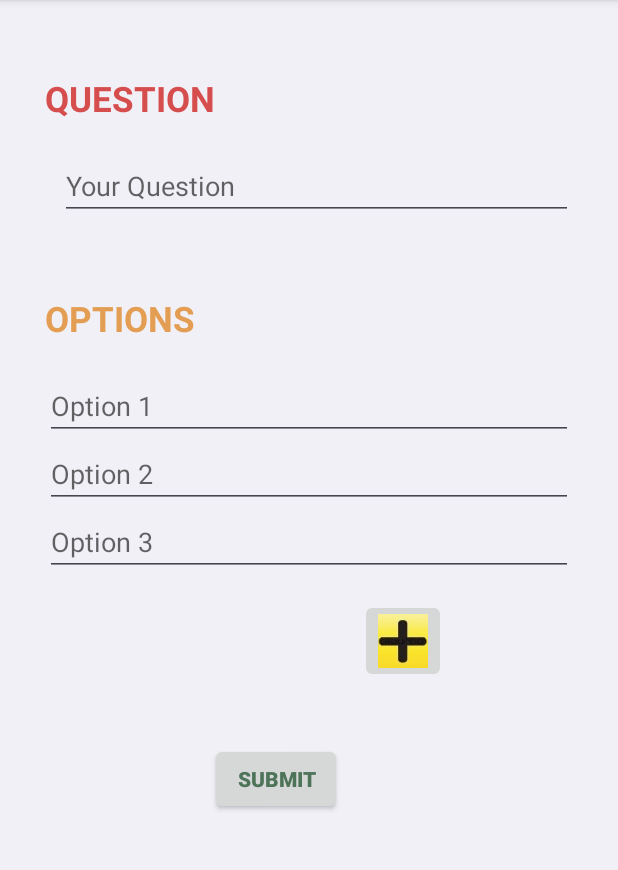
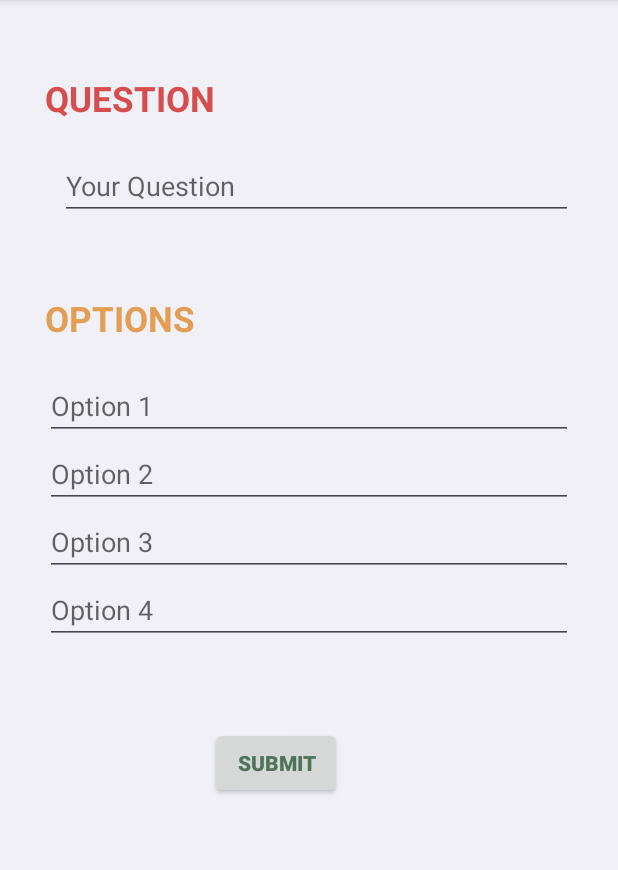
Before and after one commit to SameerKumarPrasad/DHCSProject, an Android app: the fragment Poll_mess shown on its own in the app's theme, after a tap on "SUBMIT", on a phone screen of 412 x 824 dp, the part 84-954 px from its top. Run offline under Robolectric (Android 15) with nearby library versions, the phone set to English and light mode, and no system bars; libraries missing offline, so code that uses them is left out: com.squareup.okhttp; 4 statements that could not run were skipped; 1 other tap on this screen came first.

Commit message:
added fixed no. of edit texts insted of dynamic no.

```diff
--- a/app/src/main/java/info/androidhive/slidingmenu/Poll_mess.java
+++ b/app/src/main/java/info/androidhive/slidingmenu/Poll_mess.java
@@ -82,7 +82,8 @@ int j=3;
         question = (EditText)rootView.findViewById(R.id.question);
         option1 = (EditText)rootView.findViewById(R.id.opt1);
         option2 = (EditText)rootView.findViewById(R.id.opt2);
-
+        option3 = (EditText)rootView.findViewById(R.id.opt3);
+        option4 = (EditText)rootView.findViewById(R.id.opt4);
 
         //----------------onclick listner for sending data to sheet -------------------
         submit.setOnClickListener(new View.OnClickListener()
@@ -94,12 +95,12 @@ int j=3;
                 PostDataTask postDataTask = new PostDataTask();
 
                 //execute asynctask
-                postDataTask.execute(URL,question.getText().toString(),option1.getText().toString(),option2.getText().toString());
+                postDataTask.execute(URL,question.getText().toString(),option1.getText().toString(),option2.getText().toString(),option3.getText().toString(),option4.getText().toString());
 
             }
         });
 
-        add =(ImageButton)rootView.findViewById(R.id.add);
+       /* add =(ImageButton)rootView.findViewById(R.id.add);
         mLayout = (LinearLayout) rootView.findViewById(R.id.ll);
         EditText textView = new EditText(mContext);
         textView.setText("New text");
@@ -111,18 +112,18 @@ int j=3;
 
 
             }
-        });
+        });*/
         return rootView;
     }
 
-    private EditText createNewTextView() {
+   /* private EditText createNewTextView() {
         final ViewGroup.LayoutParams lparams = new ViewGroup.LayoutParams(ViewGroup.LayoutParams.MATCH_PARENT, ViewGroup.LayoutParams.WRAP_CONTENT);
         final EditText textView = new EditText(mContext);
         textView.setLayoutParams(lparams);
         textView.setHint("Option " + j);
         j=j+1;
         return textView;
-    }
+    }*/
 
 
     //------------------------AsyncTask to send data for meals as a http POST request--------------------------
@@ -135,7 +136,8 @@ int j=3;
             String quest = inputData[1];
             String o1 = inputData[2];
             String o2 = inputData[3];
-
+            String o3 = inputData[4];
+            String o4 = inputData[5];
             String postBody="";
 
             try {
@@ -143,7 +145,9 @@ int j=3;
                 //do not cause problems
                 postBody = QUESTION_KEY+"=" + URLEncoder.encode(quest, "UTF-8") +
                         "&" + OPTION1_KEY + "=" + URLEncoder.encode(o1,"UTF-8") +
-                        "&" + OPTION2_KEY + "=" + URLEncoder.encode(o2,"UTF-8");
+                        "&" + OPTION2_KEY + "=" + URLEncoder.encode(o2,"UTF-8")+
+                        "&" + OPTION3_KEY + "=" + URLEncoder.encode(o3,"UTF-8")+
+                        "&" + OPTION4_KEY + "=" + URLEncoder.encode(o4,"UTF-8");
             } catch (UnsupportedEncodingException ex) {
                 result=false;
             }
--- a/app/src/main/res/layout/poll_mess.xml
+++ b/app/src/main/res/layout/poll_mess.xml
@@ -78,14 +78,24 @@
         android:windowSoftInputMode="adjustResize|stateHidden"
         android:layout_height="wrap_content" />
 
-    <EditText
+        <EditText
         android:layout_width="match_parent"
         android:hint="Option 2"
         android:id="@+id/opt2"
         android:layout_height="wrap_content" />
 
 
+        <EditText
+            android:layout_width="match_parent"
+            android:hint="Option 3"
+            android:id="@+id/opt3"
+            android:layout_height="wrap_content" />
 
+        <EditText
+            android:layout_width="match_parent"
+            android:hint="Option 4"
+            android:id="@+id/opt4"
+            android:layout_height="wrap_content" />
         </LinearLayout>
 
         <LinearLayout
@@ -93,12 +103,12 @@
             android:paddingTop="15dp"
             android:paddingLeft="240dp"
             android:layout_height="wrap_content">
-            <ImageButton
+            <!--ImageButton
                 android:layout_width="wrap_content"
                 android:src="@drawable/add_option"
                 android:id="@+id/add"
 
-                android:layout_height="wrap_content" />
+                android:layout_height="wrap_content" />-->
         </LinearLayout>
 
 
```
